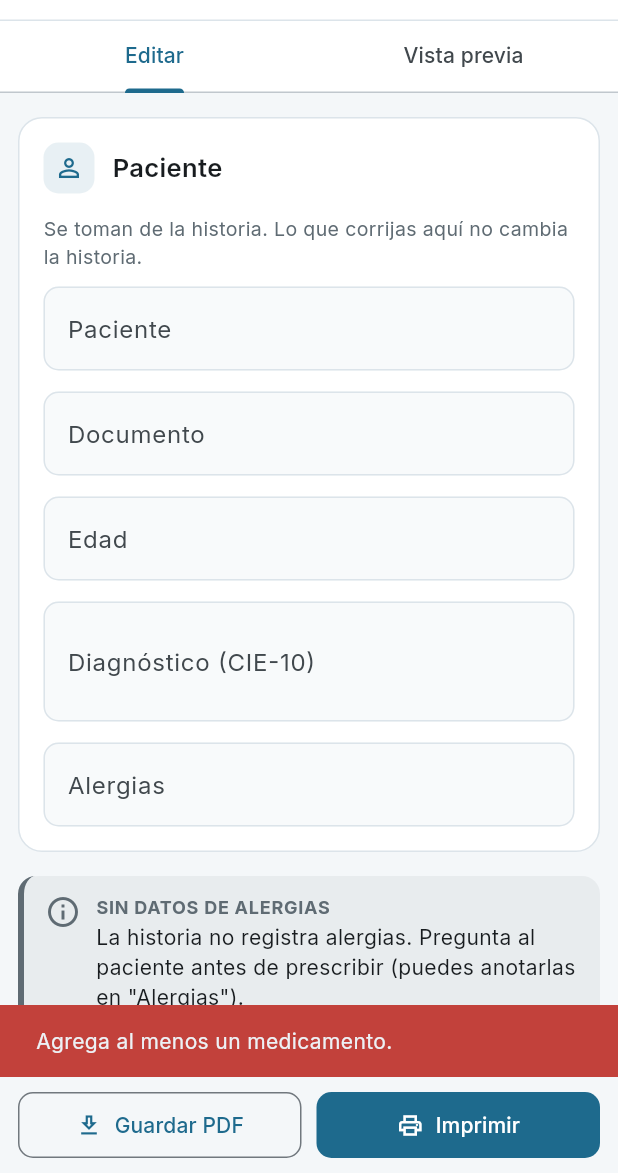
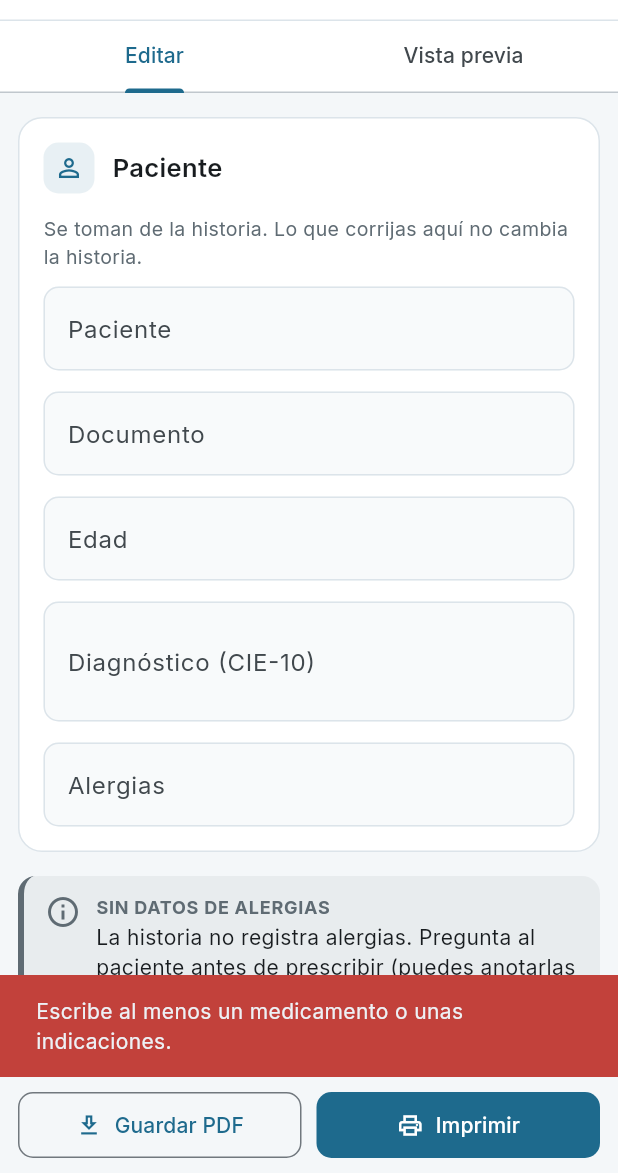
Before and after one commit to sp110000/historiasclinicas_net, a Flutter app: the RecetaPage screen opened by its route, after a tap on the "more vert" icon, after a tap on "Nueva receta", after a tap on "Guardar PDF", on a phone screen of 412 x 824 dp, the part 63-1236 px from its top. Run offline on Flutter 3.47's test engine with Material 3 defaults, Android fonts, the phone set to English and light mode, and no system bars; our stand-ins replace flutter_riverpod, go_router, pdf, printing, shared_preferences, web; missing offline and left inert: dart:js_interop; accounts and stored records are empty; project files that could hold a hidden picture were left out.

Commit message:
feat(receta): permitir recetas solo con indicaciones
A veces solo se dan recomendaciones: ya no es obligatorio agregar un
medicamento. Se pide al menos un medicamento o unas indicaciones.
- Sin medicamentos, el PDF no lleva ℞ y muestra solo las indicaciones;
  nuevo título "Indicaciones médicas".
- En la historia se registra "Se dieron indicaciones (R-…) el …".
- Una fila de medicamento vacía no se marca como obligatoria.

Co-Authored-By: Claude Opus 5.5 <noreply@anthropic.com>
Claude-Session: https://claude.ai/code/session_019iNnJinNtJwrCs5fSb8Xmp

```diff
--- a/lib/core/pdf/receta_pdf.dart
+++ b/lib/core/pdf/receta_pdf.dart
@@ -52,6 +52,7 @@ Future<Uint8List> generarPdfReceta(
   final imagen = ImagenesPdf(d.recursos);
   final ahora = generadoEn ?? DateTime.now();
   final items = r.itemsConDatos;
+  final indicaciones = r.indicaciones.trim();
 
   pw.TextStyle estilo({double tamano = 9, pw.Font? fuente, PdfColor? color}) =>
       pw.TextStyle(
@@ -306,18 +307,25 @@ Future<Uint8List> generarPdfReceta(
       header: encabezado,
       footer: pie,
       build: (context) => [
-        pw.Text('℞', style: pw.TextStyle(font: f.negrita, fontSize: 18)),
-        pw.SizedBox(height: 4),
-        if (items.isEmpty)
-          pw.Text('Sin medicamentos.', style: estilo(color: grisPdf)),
+        // Sin medicamentos (solo indicaciones) no lleva ℞.
+        if (items.isNotEmpty || indicaciones.isEmpty) ...[
+          pw.Text('℞', style: pw.TextStyle(font: f.negrita, fontSize: 18)),
+          pw.SizedBox(height: 4),
+        ],
+        if (items.isEmpty && indicaciones.isEmpty)
+          pw.Text(
+            'Sin medicamentos ni indicaciones.',
+            style: estilo(color: grisPdf),
+          ),
         for (final (n, i) in items.indexed) ...itemReceta(n + 1, i),
-        if (r.indicaciones.trim().isNotEmpty) ...[
-          pw.Divider(color: lineaPdf, thickness: 0.5, height: 10),
+        if (indicaciones.isNotEmpty) ...[
+          if (items.isNotEmpty)
+            pw.Divider(color: lineaPdf, thickness: 0.5, height: 10),
           pw.Text(
             'INDICACIONES',
             style: estilo(tamano: 7, fuente: f.media, color: grisPdf),
           ),
-          textoLargo(r.indicaciones.trim(), estilo()),
+          textoLargo(indicaciones, estilo()),
         ],
       ],
     ),
--- a/lib/core/receta/receta.dart
+++ b/lib/core/receta/receta.dart
@@ -337,12 +337,17 @@ class Receta {
   List<ItemReceta> get itemsConDatos =>
       items.where((i) => !i.vacio).toList(growable: false);
 
-  /// "Se formuló (R-000123): 1. … 2. …" para el plan o la evolución.
+  /// Ni medicamentos ni indicaciones. Una receta puede llevar solo
+  /// indicaciones (recomendaciones sin medicamentos).
+  bool get sinContenido => itemsConDatos.isEmpty && indicaciones.trim().isEmpty;
+
+  /// "Se formuló (R-000123): 1. … 2. …" para el plan o la evolución, o
+  /// "Se dieron indicaciones (R-000123)…" si no lleva medicamentos.
   String textoParaHistoria() {
     final lista = itemsConDatos;
     final b = StringBuffer(
-      'Se formuló${numero == null ? '' : ' ($numero)'} el '
-      '${formatoFecha(fecha)}:',
+      '${lista.isEmpty ? 'Se dieron indicaciones' : 'Se formuló'}'
+      '${numero == null ? '' : ' ($numero)'} el ${formatoFecha(fecha)}:',
     );
     for (final (i, item) in lista.indexed) {
       b.write('\n${i + 1}. ${item.resumen}');
--- a/lib/features/receta/estado/receta_controller.dart
+++ b/lib/features/receta/estado/receta_controller.dart
@@ -201,6 +201,7 @@ const titulosReceta = [
   'Fórmula médica',
   'Prescripción médica',
   'Hoja de tratamiento',
+  'Indicaciones médicas',
 ];
 
 final opcionesRecetaProvider =
--- a/lib/features/receta/receta_page.dart
+++ b/lib/features/receta/receta_page.dart
@@ -53,9 +53,13 @@ class _RecetaPageState extends ConsumerState<RecetaPage> {
   /// prefiere revisarla.
   Future<bool> _comprobar() async {
     final r = ref.read(recetaProvider);
-    if (r.itemsConDatos.isEmpty) {
-      setState(() => _mostrarErrores = true);
-      _mensaje('Agrega al menos un medicamento.', error: true);
+    // Puede llevar solo indicaciones (recomendaciones sin medicamentos), pero
+    // no salir en blanco.
+    if (r.sinContenido) {
+      _mensaje(
+        'Escribe al menos un medicamento o unas indicaciones.',
+        error: true,
+      );
       return false;
     }
     final faltan = [
@@ -293,7 +297,7 @@ class _RecetaPageState extends ConsumerState<RecetaPage> {
 
   Future<void> _nuevaReceta() async {
     final r = ref.read(recetaProvider);
-    if (r.itemsConDatos.isNotEmpty &&
+    if (!r.sinContenido &&
         !await confirmar(
           context,
           titulo: '¿Empezar otra receta?',
@@ -535,10 +539,10 @@ class _Editor extends ConsumerWidget {
                 ),
                 _Seccion(
                   icono: Icons.notes_outlined,
-                  titulo: 'Indicaciones generales',
+                  titulo: 'Indicaciones y recomendaciones',
                   child: CampoTexto(
                     key: ValueKey('indicaciones-$recetaId'),
-                    etiqueta: 'Indicaciones para el paciente (opcional)',
+                    etiqueta: 'Indicaciones y recomendaciones para el paciente',
                     pista: 'Líquidos abundantes, signos de alarma, control…',
                     lineas: 3,
                     valorInicial: ref.read(recetaProvider).indicaciones,
--- a/lib/features/receta/widgets/editor_items.dart
+++ b/lib/features/receta/widgets/editor_items.dart
@@ -208,7 +208,8 @@ class _TarjetaItemRecetaState extends ConsumerState<TarjetaItemReceta> {
     final pais = ref.watch(historiaProvider.select((e) => e.historia.pais));
     final misMedicamentos = ref.watch(misMedicamentosProvider);
     final sugerida = cantidadSugerida(item);
-    final errores = widget.mostrarErrores;
+    // Una fila vacía no se marca: la receta puede llevar solo indicaciones.
+    final errores = widget.mostrarErrores && !item.vacio;
     final alertaAlta = widget.alertas.any(
       (a) => a.gravedad == GravedadAlerta.alta,
     );
```
Also changed, not shown: 4 other files.
